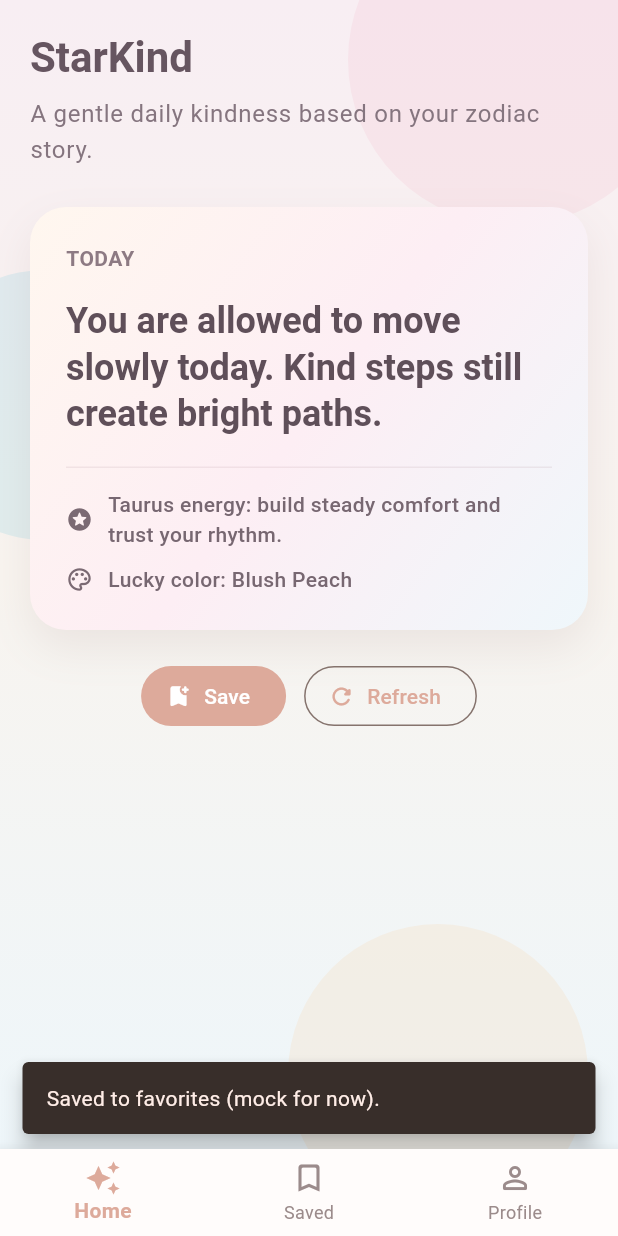
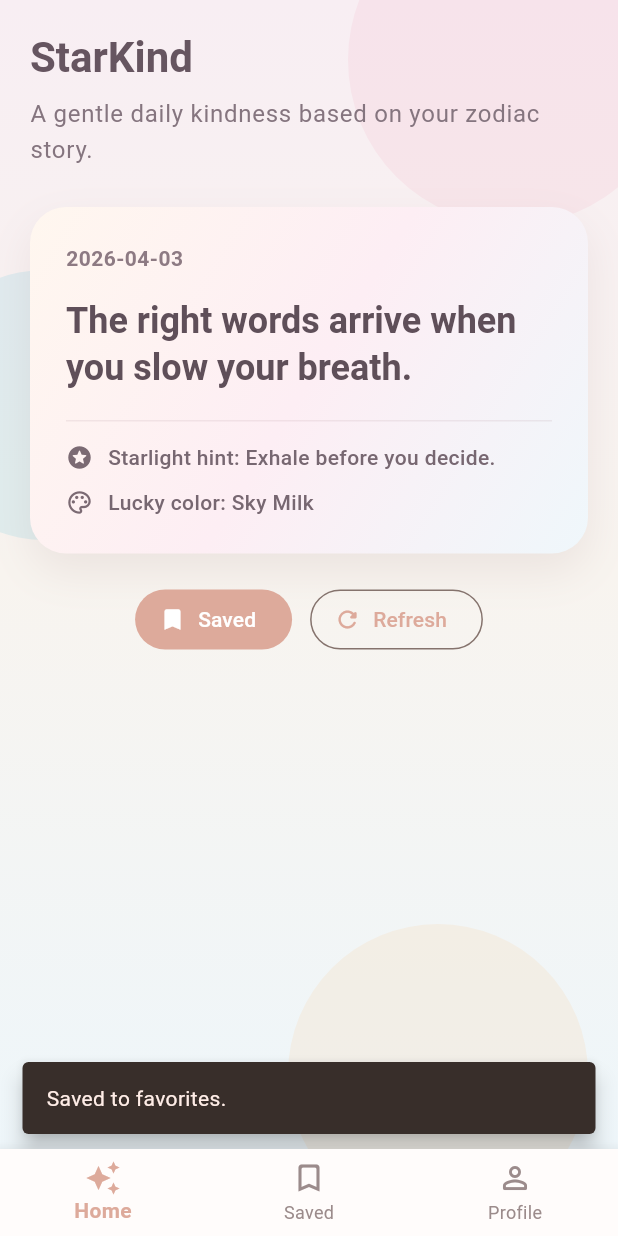
Before and after one commit to tonybjzhao/starkind_flutter, a Flutter app: the screen it shows after launch, after a tap on "Save", on a phone screen of 412 x 824 dp. Run offline on Flutter 3.47's test engine with Material 3 defaults, Android fonts, the light colour scheme and no system bars.

Commit message:
Phase 4: models, message service, and favorites flow

```diff
--- a/lib/main.dart
+++ b/lib/main.dart
@@ -3,13 +3,27 @@ import 'package:flutter/material.dart';
 import 'screens/home_screen.dart';
 import 'screens/profile_screen.dart';
 import 'screens/saved_screen.dart';
+import 'services/starkind_state.dart';
 
 void main() {
   runApp(const StarKindApp());
 }
 
-class StarKindApp extends StatelessWidget {
+class StarKindApp extends StatefulWidget {
   const StarKindApp({super.key});
+
+  @override
+  State<StarKindApp> createState() => _StarKindAppState();
+}
+
+class _StarKindAppState extends State<StarKindApp> {
+  final StarKindState _state = StarKindState();
+
+  @override
+  void dispose() {
+    _state.dispose();
+    super.dispose();
+  }
 
   @override
   Widget build(BuildContext context) {
@@ -17,7 +31,10 @@ class StarKindApp extends StatelessWidget {
       title: 'StarKind',
       debugShowCheckedModeBanner: false,
       theme: _buildTheme(),
-      home: const AppShell(),
+      home: StarKindScope(
+        notifier: _state,
+        child: const AppShell(),
+      ),
     );
   }
 
--- /dev/null
+++ b/lib/models/daily_message.dart
@@ -0,0 +1,39 @@
+class DailyMessage {
+  const DailyMessage({
+    required this.id,
+    required this.date,
+    required this.message,
+    required this.zodiacHint,
+    required this.luckyColor,
+    required this.zodiacSign,
+  });
+
+  final String id;
+  final DateTime date;
+  final String message;
+  final String zodiacHint;
+  final String luckyColor;
+  final String zodiacSign;
+
+  Map<String, dynamic> toJson() {
+    return {
+      'id': id,
+      'date': date.toIso8601String(),
+      'message': message,
+      'zodiacHint': zodiacHint,
+      'luckyColor': luckyColor,
+      'zodiacSign': zodiacSign,
+    };
+  }
+
+  factory DailyMessage.fromJson(Map<String, dynamic> json) {
+    return DailyMessage(
+      id: json['id'] as String,
+      date: DateTime.parse(json['date'] as String),
+      message: json['message'] as String,
+      zodiacHint: json['zodiacHint'] as String,
+      luckyColor: json['luckyColor'] as String,
+      zodiacSign: json['zodiacSign'] as String,
+    );
+  }
+}
--- /dev/null
+++ b/lib/models/user_profile.dart
@@ -0,0 +1,65 @@
+class UserProfile {
+  const UserProfile({
+    required this.birthday,
+    required this.zodiacSign,
+    required this.preferredTone,
+    required this.notificationHour,
+    required this.notificationMinute,
+  });
+
+  final DateTime? birthday;
+  final String zodiacSign;
+  final String preferredTone;
+  final int notificationHour;
+  final int notificationMinute;
+
+  factory UserProfile.initial() {
+    return const UserProfile(
+      birthday: null,
+      zodiacSign: 'Unknown',
+      preferredTone: 'Gentle',
+      notificationHour: 9,
+      notificationMinute: 0,
+    );
+  }
+
+  UserProfile copyWith({
+    DateTime? birthday,
+    bool clearBirthday = false,
+    String? zodiacSign,
+    String? preferredTone,
+    int? notificationHour,
+    int? notificationMinute,
+  }) {
+    return UserProfile(
+      birthday: clearBirthday ? null : (birthday ?? this.birthday),
+      zodiacSign: zodiacSign ?? this.zodiacSign,
+      preferredTone: preferredTone ?? this.preferredTone,
+      notificationHour: notificationHour ?? this.notificationHour,
+      notificationMinute: notificationMinute ?? this.notificationMinute,
+    );
+  }
+
+  Map<String, dynamic> toJson() {
+    return {
+      'birthday': birthday?.toIso8601String(),
+      'zodiacSign': zodiacSign,
+      'preferredTone': preferredTone,
+      'notificationHour': notificationHour,
+      'notificationMinute': notificationMinute,
+    };
+  }
+
+  factory UserProfile.fromJson(Map<String, dynamic> json) {
+    final birthdayValue = json['birthday'];
+    return UserProfile(
+      birthday: birthdayValue == null
+          ? null
+          : DateTime.tryParse(birthdayValue as String),
+      zodiacSign: (json['zodiacSign'] as String?) ?? 'Unknown',
+      preferredTone: (json['preferredTone'] as String?) ?? 'Gentle',
+      notificationHour: (json['notificationHour'] as int?) ?? 9,
+      notificationMinute: (json['notificationMinute'] as int?) ?? 0,
+    );
+  }
+}
--- a/lib/screens/home_screen.dart
+++ b/lib/screens/home_screen.dart
@@ -1,59 +1,24 @@
 import 'package:flutter/material.dart';
 
+import '../services/starkind_state.dart';
 import '../widgets/daily_message_card.dart';
 
-class HomeScreen extends StatefulWidget {
+class HomeScreen extends StatelessWidget {
   const HomeScreen({super.key});
 
   @override
-  State<HomeScreen> createState() => _HomeScreenState();
-}
+  Widget build(BuildContext context) {
+    final state = StarKindScope.of(context);
+    final card = state.currentMessage;
 
-class _HomeScreenState extends State<HomeScreen> {
-  int _cardIndex = 0;
-
-  final List<_DailyCardData> _sampleCards = const [
-    _DailyCardData(
-      message:
-          'You are allowed to move slowly today. Kind steps still create bright paths.',
-      zodiacHint: 'Taurus energy: build steady comfort and trust your rhythm.',
-      luckyColor: 'Blush Peach',
-      dateText: 'TODAY',
-    ),
-    _DailyCardData(
-      message:
-          'A soft heart is a strength. Share one honest word and warmth will return to you.',
-      zodiacHint: 'Cancer mood: nurture your inner space before the outside noise.',
-      luckyColor: 'Mist Blue',
-      dateText: 'TODAY',
-    ),
-    _DailyCardData(
-      message:
-          'Keep only what feels true. Simplicity can make your day feel magical.',
-      zodiacHint: 'Virgo tone: gentle clarity brings peaceful momentum.',
-      luckyColor: 'Moonlit Sage',
-      dateText: 'TODAY',
-    ),
-  ];
-
-  void _refreshCard() {
-    setState(() {
-      _cardIndex = (_cardIndex + 1) % _sampleCards.length;
-    });
-  }
-
-  void _saveCard() {
-    ScaffoldMessenger.of(context).showSnackBar(
-      const SnackBar(
-        content: Text('Saved to favorites (mock for now).'),
-        behavior: SnackBarBehavior.floating,
-      ),
-    );
-  }
-
-  @override
-  Widget build(BuildContext context) {
-    final card = _sampleCards[_cardIndex];
+    final messageText = card?.message ??
+        'Set your birthday in Profile to receive your daily kindness card.';
+    final hintText = card?.zodiacHint ??
+        'Your zodiac hint will appear after profile setup.';
+    final luckyColor = card?.luckyColor ?? 'Soft Pearl';
+    final dateText = card == null
+        ? 'TODAY'
+        : '${card.date.year}-${card.date.month.toString().padLeft(2, '0')}-${card.date.day.toString().padLeft(2, '0')}';
 
     return SafeArea(
       child: Stack(
@@ -85,10 +50,10 @@ class _HomeScreenState extends State<HomeScreen> {
                         ),
                         const SizedBox(height: 26),
                         DailyMessageCard(
-                          message: card.message,
-                          zodiacHint: card.zodiacHint,
-                          luckyColor: card.luckyColor,
-                          dateText: card.dateText,
+                          message: messageText,
+                          zodiacHint: hintText,
+                          luckyColor: luckyColor,
+                          dateText: dateText,
                         ),
                         const SizedBox(height: 20),
                         Center(
@@ -98,12 +63,26 @@ class _HomeScreenState extends State<HomeScreen> {
                             alignment: WrapAlignment.center,
                             children: [
                               FilledButton.icon(
-                                onPressed: _saveCard,
-                                icon: const Icon(Icons.bookmark_add_rounded),
-                                label: const Text('Save'),
+                                onPressed: () {
+                                  final saved = state.saveCurrentMessage();
+                                  ScaffoldMessenger.of(context).showSnackBar(
+                                    SnackBar(
+                                      content: Text(saved
+                                          ? 'Saved to favorites.'
+                                          : 'Already saved for today.'),
+                                      behavior: SnackBarBehavior.floating,
+                                    ),
+                                  );
+                                },
+                                icon: Icon(state.isCurrentMessageSaved
+                                    ? Icons.bookmark_rounded
+                                    : Icons.bookmark_add_rounded),
+                                label: Text(
+                                  state.isCurrentMessageSaved ? 'Saved' : 'Save',
+                                ),
                               ),
                               OutlinedButton.icon(
-                                onPressed: _refreshCard,
+                                onPressed: state.refreshDailyMessage,
                                 icon: const Icon(Icons.refresh_rounded),
                                 label: const Text('Refresh'),
                               ),
@@ -181,17 +160,3 @@ class _BlurBubble extends StatelessWidget {
     );
   }
 }
-
-class _DailyCardData {
-  const _DailyCardData({
-    required this.message,
-    required this.zodiacHint,
-    required this.luckyColor,
-    required this.dateText,
-  });
-
-  final String message;
-  final String zodiacHint;
-  final String luckyColor;
-  final String dateText;
-}
--- a/lib/screens/profile_screen.dart
+++ b/lib/screens/profile_screen.dart
@@ -1,6 +1,6 @@
 import 'package:flutter/material.dart';
 
-import '../services/zodiac_service.dart';
+import '../services/starkind_state.dart';
 
 class ProfileScreen extends StatefulWidget {
   const ProfileScreen({super.key});
@@ -10,12 +10,6 @@ class ProfileScreen extends StatefulWidget {
 }
 
 class _ProfileScreenState extends State<ProfileScreen> {
-  final ZodiacService _zodiacService = ZodiacService();
-
-  DateTime? _birthday;
-  TimeOfDay _notificationTime = const TimeOfDay(hour: 9, minute: 0);
-  String _selectedTone = 'Gentle';
-
   static const List<String> _tones = [
     'Gentle',
     'Healing',
@@ -24,31 +18,34 @@ class _ProfileScreenState extends State<ProfileScreen> {
   ];
 
   Future<void> _pickBirthday() async {
+    final state = StarKindScope.of(context);
+    final currentBirthday = state.profile.birthday;
     final now = DateTime.now();
     final picked = await showDatePicker(
       context: context,
       firstDate: DateTime(1900),
       lastDate: now,
-      initialDate: _birthday ?? DateTime(now.year - 20, 1, 1),
+      initialDate: currentBirthday ?? DateTime(now.year - 20, 1, 1),
     );
 
     if (picked != null) {
-      setState(() {
-        _birthday = picked;
-      });
+      state.setBirthday(picked);
     }
   }
 
   Future<void> _pickTime() async {
+    final state = StarKindScope.of(context);
+    final currentTime = TimeOfDay(
+      hour: state.profile.notificationHour,
+      minute: state.profile.notificationMinute,
+    );
     final picked = await showTimePicker(
       context: context,
-      initialTime: _notificationTime,
+      initialTime: currentTime,
     );
 
     if (picked != null) {
-      setState(() {
-        _notificationTime = picked;
-      });
+      state.setNotificationTime(picked);
     }
   }
 
@@ -63,9 +60,13 @@ class _ProfileScreenState extends State<ProfileScreen> {
 
   @override
   Widget build(BuildContext context) {
-    final zodiacSign = _birthday == null
-        ? 'Unknown'
-        : _zodiacService.getZodiacSign(_birthday!);
+    final state = StarKindScope.of(context);
+    final profile = state.profile;
+    final zodiacSign = profile.zodiacSign;
+    final notificationTime = TimeOfDay(
+      hour: profile.notificationHour,
+      minute: profile.notificationMinute,
+    );
 
     return SafeArea(
       child: ListView(
@@ -100,7 +101,7 @@ class _ProfileScreenState extends State<ProfileScreen> {
                   ),
                   const SizedBox(height: 8),
                   Text(
-                    _formatDate(_birthday),
+                    _formatDate(profile.birthday),
                     style: Theme.of(context).textTheme.bodyLarge,
                   ),
                   const SizedBox(height: 12),
@@ -159,7 +160,7 @@ class _ProfileScreenState extends State<ProfileScreen> {
                   ),
                   const SizedBox(height: 8),
                   Text(
-                    _notificationTime.format(context),
+                    notificationTime.format(context),
                     style: Theme.of(context).textTheme.bodyLarge,
                   ),
                   const SizedBox(height: 12),
@@ -193,11 +194,9 @@ class _ProfileScreenState extends State<ProfileScreen> {
                         .map(
                           (tone) => ChoiceChip(
                             label: Text(tone),
-                            selected: _selectedTone == tone,
+                            selected: profile.preferredTone == tone,
                             onSelected: (_) {
-                              setState(() {
-                                _selectedTone = tone;
-                              });
+                              state.setPreferredTone(tone);
                             },
                           ),
                         )
--- a/lib/screens/saved_screen.dart
+++ b/lib/screens/saved_screen.dart
@@ -1,10 +1,16 @@
 import 'package:flutter/material.dart';
+
+import '../services/starkind_state.dart';
+import '../widgets/daily_message_card.dart';
 
 class SavedScreen extends StatelessWidget {
   const SavedScreen({super.key});
 
   @override
   Widget build(BuildContext context) {
+    final state = StarKindScope.of(context);
+    final saved = state.savedMessages;
+
     return SafeArea(
       child: Padding(
         padding: const EdgeInsets.fromLTRB(20, 24, 20, 20),
@@ -27,20 +33,56 @@ class SavedScreen extends StatelessWidget {
             ),
             const SizedBox(height: 24),
             Expanded(
-              child: Card(
+              child: saved.isEmpty
+                  ? Card(
                       child: Center(
                         child: Padding(
                           padding: const EdgeInsets.all(24),
                           child: Text(
-                      'Saved placeholder\n\nYour saved stars will appear here.',
+                            'Your saved stars will appear here.',
                             textAlign: TextAlign.center,
-                      style: Theme.of(context).textTheme.titleMedium?.copyWith(
+                            style: Theme.of(context)
+                                .textTheme
+                                .titleMedium
+                                ?.copyWith(
                                   height: 1.4,
                                   color: const Color(0xFF6F5E5E),
                                 ),
                           ),
                         ),
                       ),
+                    )
+                  : ListView.separated(
+                      itemCount: saved.length,
+                      separatorBuilder: (_, index) => const SizedBox(height: 12),
+                      itemBuilder: (context, index) {
+                        final item = saved[index];
+                        final dateText =
+                            '${item.date.year}-${item.date.month.toString().padLeft(2, '0')}-${item.date.day.toString().padLeft(2, '0')}';
+
+                        return Dismissible(
+                          key: ValueKey(item.id),
+                          background: Container(
+                            alignment: Alignment.centerRight,
+                            padding: const EdgeInsets.only(right: 20),
+                            decoration: BoxDecoration(
+                              color: const Color(0x33DDAA9B),
+                              borderRadius: BorderRadius.circular(18),
+                            ),
+                            child: const Icon(Icons.delete_outline_rounded),
+                          ),
+                          direction: DismissDirection.endToStart,
+                          onDismissed: (_) {
+                            state.removeSavedMessage(item.id);
+                          },
+                          child: DailyMessageCard(
+                            message: item.message,
+                            zodiacHint: item.zodiacHint,
+                            luckyColor: item.luckyColor,
+                            dateText: dateText,
+                          ),
+                        );
+                      },
                     ),
             ),
           ],
--- /dev/null
+++ b/lib/services/message_service.dart
@@ -0,0 +1,70 @@
+import '../models/daily_message.dart';
+
+class MessageService {
+  DailyMessage generateDailyMessage({
+    required DateTime date,
+    required String zodiacSign,
+    required String preferredTone,
+  }) {
+    final normalizedSign = zodiacSign == 'Unknown' ? 'Starlight' : zodiacSign;
+    final daySeed = date.year * 1000 + date.month * 100 + date.day;
+    final toneSeed = preferredTone.codeUnits.fold(0, (sum, c) => sum + c);
+    final signSeed = normalizedSign.codeUnits.fold(0, (sum, c) => sum + c);
+    final index = (daySeed + toneSeed + signSeed) % _samples.length;
+    final sample = _samples[index];
+
+    return DailyMessage(
+      id: '${date.toIso8601String().split('T').first}-${normalizedSign.toLowerCase()}-$index',
+      date: date,
+      message: sample.message,
+      zodiacHint: '$normalizedSign hint: ${sample.zodiacHint}',
+      luckyColor: sample.luckyColor,
+      zodiacSign: normalizedSign,
+    );
+  }
+}
+
+class _SampleMessage {
+  const _SampleMessage({
+    required this.message,
+    required this.zodiacHint,
+    required this.luckyColor,
+  });
+
+  final String message;
+  final String zodiacHint;
+  final String luckyColor;
+}
+
+const List<_SampleMessage> _samples = [
+  _SampleMessage(message: 'You can take this day gently and still do something brave.', zodiacHint: 'Trust the step directly in front of you.', luckyColor: 'Rose Cloud'),
+  _SampleMessage(message: 'A calm answer can turn your whole afternoon softer.', zodiacHint: 'Pause before reacting and listen to your body.', luckyColor: 'Powder Blue'),
+  _SampleMessage(message: 'You are growing even when progress feels invisible.', zodiacHint: 'Small routines become deep roots this week.', luckyColor: 'Sage Mist'),
+  _SampleMessage(message: 'Your warmth is not too much; it is your light.', zodiacHint: 'Lead with kindness and your clarity follows.', luckyColor: 'Apricot Glow'),
+  _SampleMessage(message: 'One honest conversation can clear the noise in your mind.', zodiacHint: 'Speak from the heart, not from pressure.', luckyColor: 'Moon Silver'),
+  _SampleMessage(message: 'Let today be simple and beautiful on purpose.', zodiacHint: 'Choose one meaningful task and finish it gently.', luckyColor: 'Cream Pearl'),
+  _SampleMessage(message: 'Your pace is valid. Slow does not mean behind.', zodiacHint: 'Protect your rhythm from outside urgency.', luckyColor: 'Misty Lilac'),
+  _SampleMessage(message: 'A little order today will create peace for tomorrow.', zodiacHint: 'Tidy one corner and feel your focus return.', luckyColor: 'Soft Mint'),
+  _SampleMessage(message: 'You are allowed to rest before you earn it.', zodiacHint: 'Energy renews when you stop proving.', luckyColor: 'Petal Pink'),
+  _SampleMessage(message: 'Your attention is precious. Spend it with care.', zodiacHint: 'Notice what gives you calm, and stay there.', luckyColor: 'Sea Glass'),
+  _SampleMessage(message: 'Give yourself the same kindness you give others.', zodiacHint: 'Replace one harsh thought with a softer one.', luckyColor: 'Warm Sand'),
+  _SampleMessage(message: 'A clear boundary can be an act of love.', zodiacHint: 'Choose honesty over overextending today.', luckyColor: 'Dusty Coral'),
+  _SampleMessage(message: 'You are not late. Your path is unfolding on time.', zodiacHint: 'Trust timing over comparison.', luckyColor: 'Blue Smoke'),
+  _SampleMessage(message: 'Quiet confidence grows when you keep promises to yourself.', zodiacHint: 'Complete one promise before noon.', luckyColor: 'Honey Beige'),
+  _SampleMessage(message: 'There is beauty in how steadily you keep going.', zodiacHint: 'Consistency beats intensity today.', luckyColor: 'Pale Teal'),
+  _SampleMessage(message: 'Your inner world deserves gentle care this evening.', zodiacHint: 'Protect your evening from extra noise.', luckyColor: 'Lavender Haze'),
+  _SampleMessage(message: 'The right words arrive when you slow your breath.', zodiacHint: 'Exhale before you decide.', luckyColor: 'Sky Milk'),
+  _SampleMessage(message: 'You can begin again from exactly where you are.', zodiacHint: 'Reset without self-judgment.', luckyColor: 'Vanilla Mist'),
+  _SampleMessage(message: 'A softer plan can still lead to strong results.', zodiacHint: 'Make room for flexibility.', luckyColor: 'Mauve Dust'),
+  _SampleMessage(message: 'Your kindness is a strategy, not a weakness.', zodiacHint: 'Lead with heart and clear intention.', luckyColor: 'Sunset Peach'),
+  _SampleMessage(message: 'Do less, but do it with your whole presence.', zodiacHint: 'Single-task for one focused hour.', luckyColor: 'Ocean Pearl'),
+  _SampleMessage(message: 'You are allowed to choose peace over perfection.', zodiacHint: 'Done is enough for today.', luckyColor: 'Cloud White'),
+  _SampleMessage(message: 'The way you care for yourself teaches others how to care for you.', zodiacHint: 'Set one caring boundary today.', luckyColor: 'Fern Glow'),
+  _SampleMessage(message: 'Your heart already knows the gentlest next move.', zodiacHint: 'Follow what feels steady, not loud.', luckyColor: 'Rosewater'),
+  _SampleMessage(message: 'Grace and discipline can live in the same day.', zodiacHint: 'Balance softness with one clear commitment.', luckyColor: 'Dawn Gold'),
+  _SampleMessage(message: 'Today is a good day to trust your quiet intuition.', zodiacHint: 'Notice the first calm answer inside.', luckyColor: 'Soft Indigo'),
+  _SampleMessage(message: 'Your effort matters, even when no one applauds.', zodiacHint: 'Keep going for your own growth.', luckyColor: 'River Blue'),
+  _SampleMessage(message: 'A kind morning creates a kinder timeline.', zodiacHint: 'Start with stillness before screens.', luckyColor: 'Pale Amber'),
+  _SampleMessage(message: 'You can protect your joy without apology.', zodiacHint: 'Say yes only to what nourishes you.', luckyColor: 'Orchid Mist'),
+  _SampleMessage(message: 'Let this be the day you speak to yourself as a friend.', zodiacHint: 'Compassion sharpens your strength.', luckyColor: 'Morning Peach'),
+];
--- /dev/null
+++ b/lib/services/starkind_state.dart
@@ -0,0 +1,107 @@
+import 'dart:collection';
+
+import 'package:flutter/material.dart';
+
+import '../models/daily_message.dart';
+import '../models/user_profile.dart';
+import 'message_service.dart';
+import 'zodiac_service.dart';
+
+class StarKindState extends ChangeNotifier {
+  StarKindState({
+    MessageService? messageService,
+    ZodiacService? zodiacService,
+  })  : _messageService = messageService ?? MessageService(),
+        _zodiacService = zodiacService ?? ZodiacService() {
+    refreshDailyMessage();
+  }
+
+  final MessageService _messageService;
+  final ZodiacService _zodiacService;
+
+  UserProfile _profile = UserProfile.initial();
+  DailyMessage? _currentMessage;
+  final List<DailyMessage> _savedMessages = [];
+
+  UserProfile get profile => _profile;
+  DailyMessage? get currentMessage => _currentMessage;
+  UnmodifiableListView<DailyMessage> get savedMessages =>
+      UnmodifiableListView(_savedMessages);
+  bool get isCurrentMessageSaved {
+    final current = _currentMessage;
+    if (current == null) {
+      return false;
+    }
+    return _savedMessages.any((item) => item.id == current.id);
+  }
+
+  void setBirthday(DateTime birthday) {
+    final zodiac = _zodiacService.getZodiacSign(birthday);
+    _profile = _profile.copyWith(
+      birthday: birthday,
+      zodiacSign: zodiac,
+    );
+    refreshDailyMessage();
+  }
+
+  void setPreferredTone(String tone) {
+    _profile = _profile.copyWith(preferredTone: tone);
+    refreshDailyMessage();
+  }
+
+  void setNotificationTime(TimeOfDay time) {
+    _profile = _profile.copyWith(
+      notificationHour: time.hour,
+      notificationMinute: time.minute,
+    );
+    notifyListeners();
+  }
+
+  void refreshDailyMessage() {
+    final now = DateTime.now();
+    _currentMessage = _messageService.generateDailyMessage(
+      date: DateTime(now.year, now.month, now.day),
+      zodiacSign: _profile.zodiacSign,
+      preferredTone: _profile.preferredTone,
+    );
+    notifyListeners();
+  }
+
+  bool saveCurrentMessage() {
+    final current = _currentMessage;
+    if (current == null) {
+      return false;
+    }
+
+    final alreadySaved = _savedMessages.any((item) => item.id == current.id);
+    if (alreadySaved) {
+      return false;
+    }
+
+    _savedMessages.insert(0, current);
+    notifyListeners();
+    return true;
+  }
+
+  void removeSavedMessage(String messageId) {
+    _savedMessages.removeWhere((item) => item.id == messageId);
+    notifyListeners();
+  }
+}
+
+class StarKindScope extends InheritedNotifier<StarKindState> {
+  const StarKindScope({
+    super.key,
+    required StarKindState notifier,
+    required super.child,
+  }) : super(notifier: notifier);
+
+  static StarKindState of(BuildContext context) {
+    final scope =
+        context.dependOnInheritedWidgetOfExactType<StarKindScope>();
+    if (scope == null || scope.notifier == null) {
+      throw FlutterError('StarKindScope not found in widget tree.');
+    }
+    return scope.notifier!;
+  }
+}
```
Lines whose indentation alone changed are shown as unchanged.
